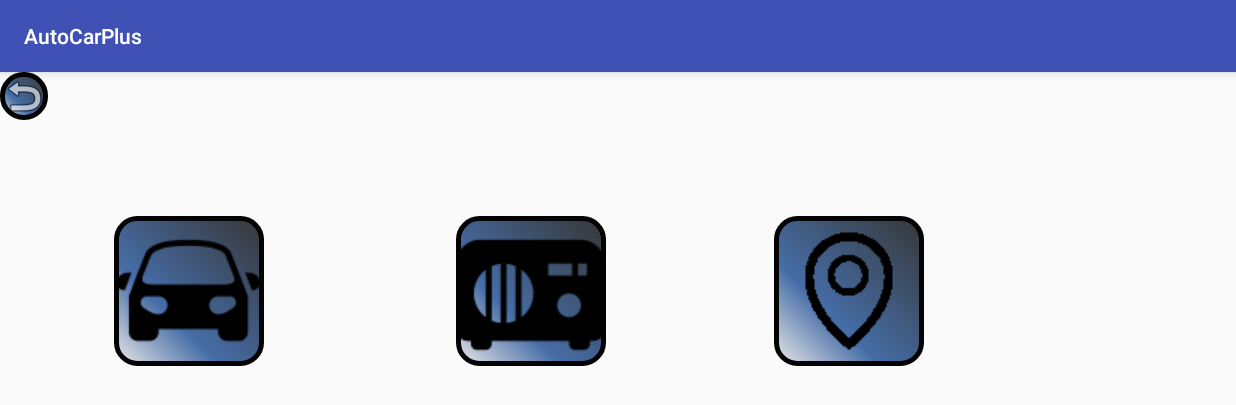
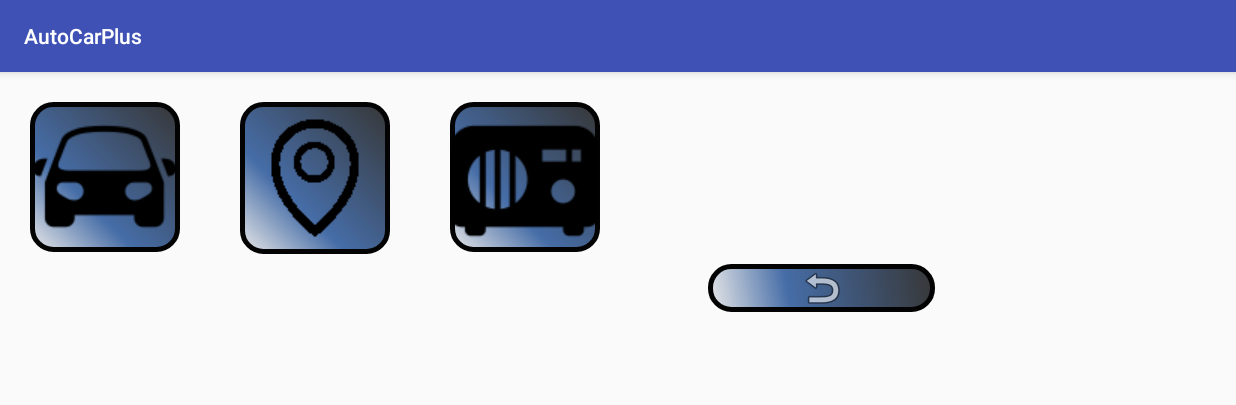
Before and after one commit to yehdihouldanna/IGR203auto, an Android app: the MenuDisconnectActivity screen opened directly, with no data from a screen before it, on a phone screen of 824 x 412 dp (held sideways). Shown: the top 405 px of the screen. Run offline under Robolectric (Android 15) with nearby library versions, the phone set to English and light mode, and no system bars.

Commit message:
modifs design (changements d'Eliot)

```diff
--- a/mobile/src/main/AndroidManifest.xml
+++ b/mobile/src/main/AndroidManifest.xml
@@ -27,6 +27,7 @@
         <activity android:name=".GpsActivity" android:screenOrientation="landscape"/>
         <activity android:name=".GpsActivity1" android:screenOrientation="landscape"/>
         <activity android:name=".GpsActivity2" android:screenOrientation="landscape"/>
+        <activity android:name=".MyGPSList" android:screenOrientation="landscape"/>
 
         <activity android:name=".MenuBluetooth" android:screenOrientation="landscape"/>
         <activity android:name=".MainActivity" android:screenOrientation="landscape">
--- a/mobile/src/main/res/layout/menubluetooth.xml
+++ b/mobile/src/main/res/layout/menubluetooth.xml
@@ -9,13 +9,13 @@
         android:layout_width="match_parent"
         android:layout_height="match_parent"
         android:orientation="vertical"
-        tools:layout_editor_absoluteX="16dp"
-        tools:layout_editor_absoluteY="41dp">
+        tools:layout_editor_absoluteX="0dp"
+        tools:layout_editor_absoluteY="0dp">
 
         <ImageButton
             android:id="@+id/returnmenu"
-            android:layout_width="35dp"
-            android:layout_height="31dp"
+            android:layout_width="151dp"
+            android:layout_height="wrap_content"
             android:layout_marginStart="472dp"
             android:layout_marginTop="128dp"
             android:background="@drawable/buttonshapestyle"
@@ -25,14 +25,15 @@
     </LinearLayout>
 
     <LinearLayout xmlns:android="http://schemas.android.com/apk/res/android"
-        android:layout_width="wrap_content"
-        android:layout_height="wrap_content"
+        android:layout_width="428dp"
+        android:layout_height="296dp"
         android:layout_margin="20dp"
         android:gravity="left"
         android:orientation="horizontal"
         tools:ignore="MissingConstraints"
 
-        tools:layout_editor_absoluteX="0dp">
+        tools:layout_editor_absoluteX="35dp"
+        tools:layout_editor_absoluteY="79dp">
 
 
         <LinearLayout xmlns:android="http://schemas.android.com/apk/res/android"
--- a/mobile/src/main/res/layout/menudisconnectbluetooth.xml
+++ b/mobile/src/main/res/layout/menudisconnectbluetooth.xml
@@ -8,65 +8,87 @@
 <LinearLayout
     android:layout_width="match_parent"
     android:layout_height="match_parent"
-        android:orientation="vertical">
+    android:orientation="vertical"
+    tools:layout_editor_absoluteX="0dp"
+    tools:layout_editor_absoluteY="0dp">
 
     <ImageButton
         android:id="@+id/returnmenu"
+        android:layout_width="151dp"
+        android:layout_height="wrap_content"
+        android:layout_marginStart="472dp"
+        android:layout_marginTop="128dp"
+        android:background="@drawable/buttonshapestyle"
+        app:layout_constraintStart_toStartOf="parent"
+        app:layout_constraintTop_toTopOf="parent"
+        app:srcCompat="@android:drawable/ic_menu_revert" />
+</LinearLayout>
+
+<LinearLayout xmlns:android="http://schemas.android.com/apk/res/android"
+    android:layout_width="428dp"
+    android:layout_height="296dp"
+    android:layout_margin="20dp"
+    android:gravity="left"
+    android:orientation="horizontal"
+    tools:ignore="MissingConstraints"
+
+    tools:layout_editor_absoluteX="35dp"
+    tools:layout_editor_absoluteY="79dp">
+
+
+    <LinearLayout xmlns:android="http://schemas.android.com/apk/res/android"
         android:layout_width="wrap_content"
         android:layout_height="wrap_content"
-            android:background="@drawable/buttonshapestyle"
-            app:layout_constraintBottom_toBottomOf="@+id/linearLayout"
-            app:layout_constraintEnd_toEndOf="@+id/linearLayout"
-            app:layout_constraintHorizontal_bias="0.307"
-            app:layout_constraintStart_toStartOf="@+id/linearLayout"
-            app:layout_constraintTop_toBottomOf="@+id/map"
-            app:layout_constraintVertical_bias="0.0"
-            app:srcCompat="@android:drawable/ic_menu_revert"
-            tools:layout_conversion_absoluteHeight="67dp"
-            tools:layout_conversion_absoluteWidth="108dp"
-            tools:layout_editor_absoluteX="0dp"
-            tools:layout_editor_absoluteY="20dp" />
-
-        <LinearLayout
-            android:id="@+id/linearLayout"
-            android:layout_width="match_parent"
-            android:layout_height="match_parent"
-            android:orientation="horizontal">
+        android:layout_margin="20dp"
+        android:gravity="left"
+        android:orientation="vertical">
 
         <ImageButton
             android:id="@+id/car"
             android:layout_width="wrap_content"
             android:layout_height="wrap_content"
-                android:layout_marginStart="76dp"
-                android:layout_marginTop="64dp"
+            android:layout_marginBottom="20dp"
             android:background="@drawable/buttonshapestyle"
-                app:layout_constraintStart_toStartOf="parent"
-                app:layout_constraintTop_toTopOf="parent"
             app:srcCompat="@drawable/auto" />
+
+
+    </LinearLayout>
+
+    <LinearLayout xmlns:android="http://schemas.android.com/apk/res/android"
+        android:layout_width="wrap_content"
+        android:layout_height="wrap_content"
+        android:layout_margin="20dp"
+        android:gravity="left"
+        android:orientation="vertical">
+
+
+        <ImageButton
+            android:id="@+id/map"
+            android:layout_width="match_parent"
+            android:layout_height="101dp"
+            android:background="@drawable/buttonshapestyle"
+            app:srcCompat="@drawable/gps" />
+
+
+    </LinearLayout>
+
+    <LinearLayout xmlns:android="http://schemas.android.com/apk/res/android"
+        android:layout_width="wrap_content"
+        android:layout_height="wrap_content"
+        android:layout_margin="20dp"
+        android:gravity="left"
+        android:orientation="vertical">
 
         <ImageButton
             android:id="@+id/radio"
             android:layout_width="wrap_content"
             android:layout_height="wrap_content"
-                android:layout_marginStart="128dp"
-                android:layout_marginTop="64dp"
             android:background="@drawable/buttonshapestyle"
-                app:layout_constraintStart_toEndOf="@+id/map"
-                app:layout_constraintTop_toTopOf="parent"
             app:srcCompat="@drawable/radio" />
 
-            <ImageButton
-                android:id="@+id/map"
-                android:layout_width="wrap_content"
-                android:layout_height="wrap_content"
-                android:layout_marginStart="112dp"
-                android:layout_marginTop="64dp"
-                android:background="@drawable/buttonshapestyle"
-                app:layout_constraintStart_toEndOf="@+id/car"
-                app:layout_constraintTop_toTopOf="parent"
-                app:srcCompat="@drawable/gps" />
 
     </LinearLayout>
+
 
 </LinearLayout>
 
```
Lines whose indentation alone changed are shown as unchanged.
